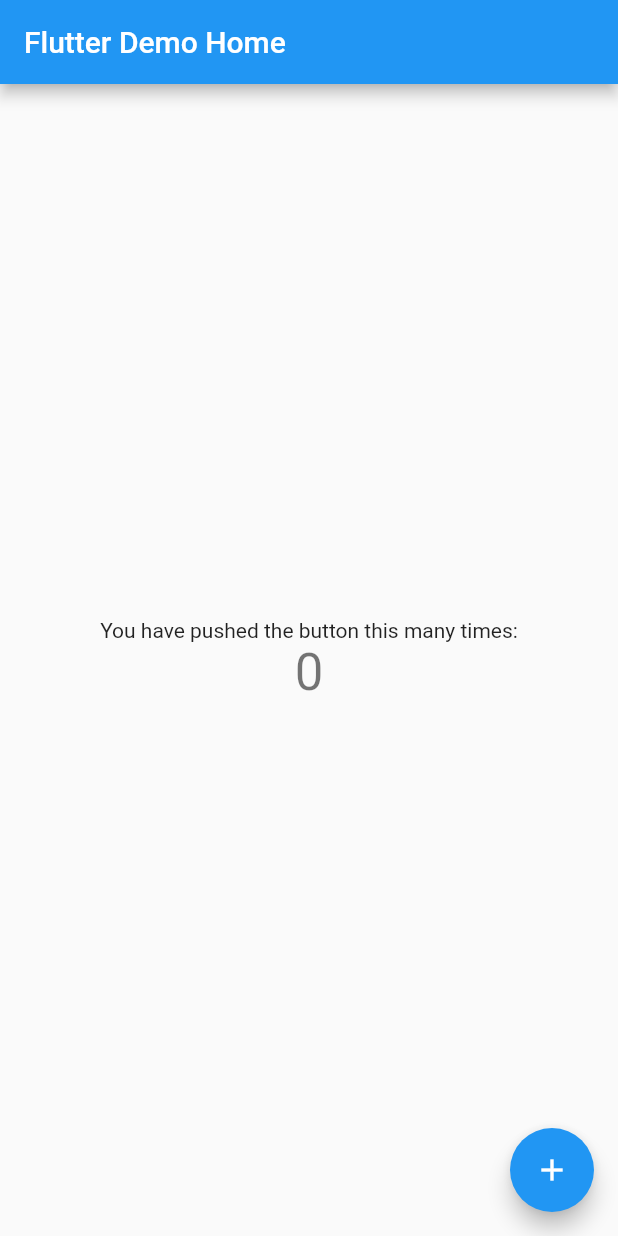
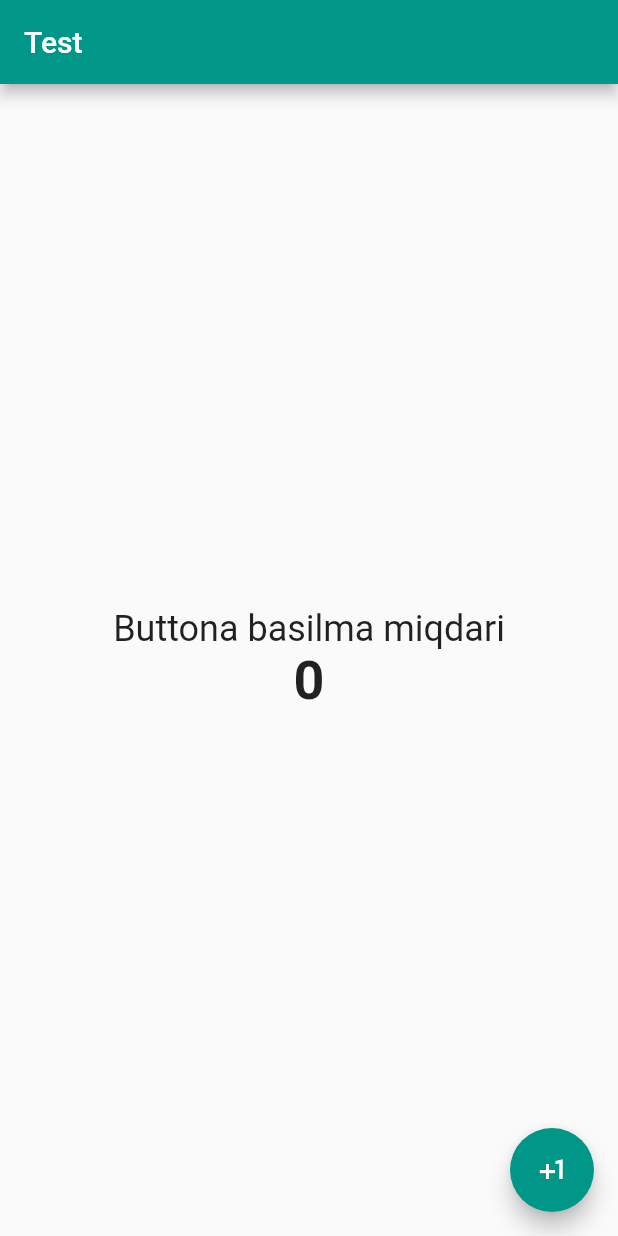
Before and after one commit to RustamovRRR/widgets, a Flutter app: the screen it shows after launch, on a phone screen of 412 x 824 dp. Run offline on Flutter 3.47's test engine with Material 2 defaults, Android fonts, the phone set to English and light mode, and no system bars.

Commit message:
understanding stateless widget

```diff
--- a/lib/main.dart
+++ b/lib/main.dart
@@ -1,115 +1,49 @@
-import 'package:flutter/material.dart';
+import "package:flutter/material.dart";
 
 void main() {
-  runApp(const MyApp());
+  runApp(MyApp());
 }
 
 class MyApp extends StatelessWidget {
   const MyApp({Key? key}) : super(key: key);
 
-  // This widget is the root of your application.
   @override
   Widget build(BuildContext context) {
     return MaterialApp(
-      title: 'Flutter Demo',
+      title: "My Counter App",
       theme: ThemeData(
-        // This is the theme of your application.
-        //
-        // Try running your application with "flutter run". You'll see the
-        // application has a blue toolbar. Then, without quitting the app, try
-        // changing the primarySwatch below to Colors.green and then invoke
-        // "hot reload" (press "r" in the console where you ran "flutter run",
-        // or simply save your changes to "hot reload" in a Flutter IDE).
-        // Notice that the counter didn't reset back to zero; the application
-        // is not restarted.
-        primarySwatch: Colors.blue,
+        primarySwatch: Colors.teal,
       ),
-      home: const MyHomePage(title: 'Flutter Demo Home'),
+      home: MyHomePage(),
     );
   }
 }
 
-class MyHomePage extends StatefulWidget {
-  const MyHomePage({Key? key, required this.title}) : super(key: key);
-
-  // This widget is the home page of your application. It is stateful, meaning
-  // that it has a State object (defined below) that contains fields that affect
-  // how it looks.
-
-  // This class is the configuration for the state. It holds the values (in this
-  // case the title) provided by the parent (in this case the App widget) and
-  // used by the build method of the State. Fields in a Widget subclass are
-  // always marked "final".
-
-  final String title;
-
-  @override
-  State<MyHomePage> createState() => _MyHomePageState();
-}
-
-class _MyHomePageState extends State<MyHomePage> {
-  int _counter = 0;
-
-  void _incrementCounter() {
-    setState(() {
-      // This call to setState tells the Flutter framework that something has
-      // changed in this State, which causes it to rerun the build method below
-      // so that the display can reflect the updated values. If we changed
-      // _counter without calling setState(), then the build method would not be
-      // called again, and so nothing would appear to happen.
-      _counter++;
-    });
-  }
+class MyHomePage extends StatelessWidget {
+  const MyHomePage({Key? key}) : super(key: key);
 
   @override
   Widget build(BuildContext context) {
-    // This method is rerun every time setState is called, for instance as done
-    // by the _incrementCounter method above.
-    //
-    // The Flutter framework has been optimized to make rerunning build methods
-    // fast, so that you can just rebuild anything that needs updating rather
-    // than having to individually change instances of widgets.
     return Scaffold(
       appBar: AppBar(
-        // Here we take the value from the MyHomePage object that was created by
-        // the App.build method, and use it to set our appbar title.
-        title: Text(widget.title),
+        title: Text("Test"),
       ),
       body: Center(
-        // Center is a layout widget. It takes a single child and positions it
-        // in the middle of the parent.
           child: Column(
-          // Column is also a layout widget. It takes a list of children and
-          // arranges them vertically. By default, it sizes itself to fit its
-          // children horizontally, and tries to be as tall as its parent.
-          //
-          // Invoke "debug painting" (press "p" in the console, choose the
-          // "Toggle Debug Paint" action from the Flutter Inspector in Android
-          // Studio, or the "Toggle Debug Paint" command in Visual Studio Code)
-          // to see the wireframe for each widget.
-          //
-          // Column has various properties to control how it sizes itself and
-          // how it positions its children. Here we use mainAxisAlignment to
-          // center the children vertically; the main axis here is the vertical
-          // axis because Columns are vertical (the cross axis would be
-          // horizontal).
         mainAxisAlignment: MainAxisAlignment.center,
-          children: <Widget>[
-            const Text(
-              'You have pushed the button this many times:',
+        children: [
+          Text(
+            "Buttona basilma miqdari",
+            style: TextStyle(fontSize: 24),
           ),
           Text(
-              '$_counter',
-              style: Theme.of(context).textTheme.headline4,
+            "0",
+            style: TextStyle(fontSize: 36, fontWeight: FontWeight.bold),
           ),
         ],
-        ),
-      ),
-      floatingActionButton: FloatingActionButton(
-        onPressed: _incrementCounter,
-        tooltip: 'Increment',
-        child: const Icon(Icons.add),
-      ), // This trailing comma makes auto-formatting nicer for build methods.
+      )),
+      floatingActionButton:
+          FloatingActionButton(onPressed: () {}, child: Icon(Icons.plus_one)),
     );
   }
 }
```
Lines whose indentation alone changed are shown as unchanged.
